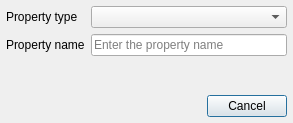
Qt form library/tulip-qt/designer/PropertyCreationDialog.ui (jalamao/tulip-1) before a commit.
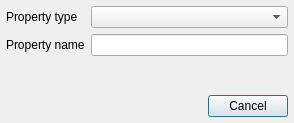
The same form after that commit.

The edit to the form file:
```diff
--- a/library/tulip-qt/designer/PropertyCreationDialog.ui
+++ b/library/tulip-qt/designer/PropertyCreationDialog.ui
@@ -6,7 +6,7 @@
    <rect>
     <x>0</x>
     <y>0</y>
-    <width>293</width>
+    <width>294</width>
     <height>123</height>
    </rect>
   </property>
@@ -57,9 +57,6 @@
          <height>0</height>
         </size>
        </property>
-       <property name="placeholderText">
-        <string>Enter the property name</string>
-       </property>
       </widget>
      </item>
     </layout>
```
